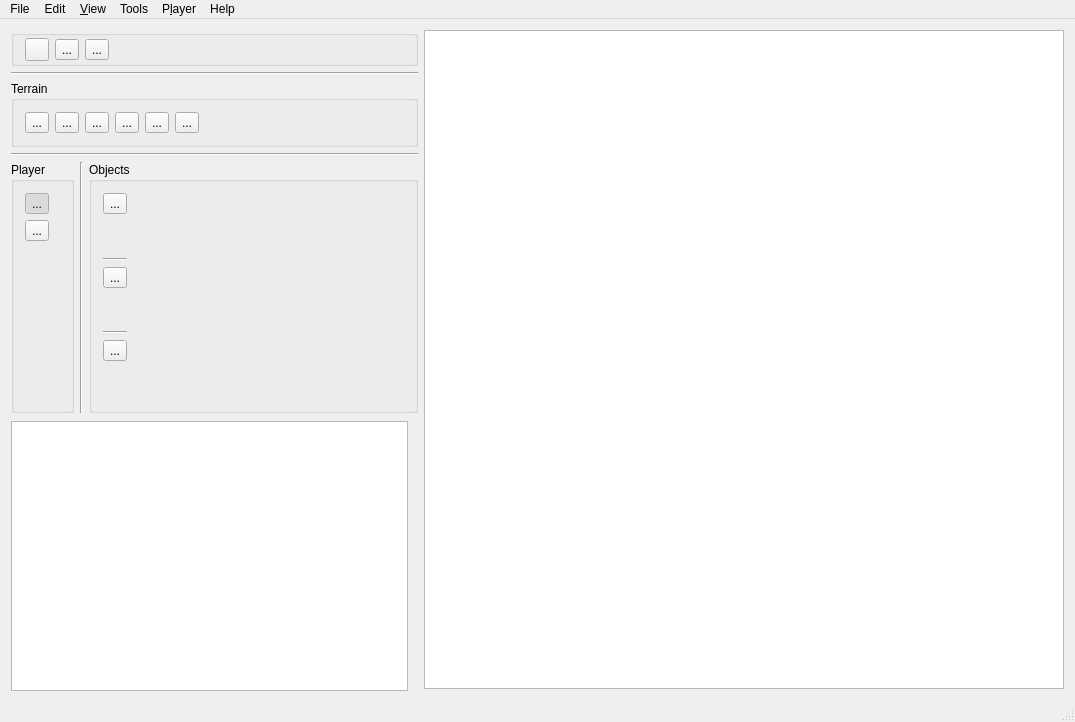
First picture: the form in MapEditor/mainwindow.ui, repository projectdelphai/ECS160_MapEditor, before the edit.
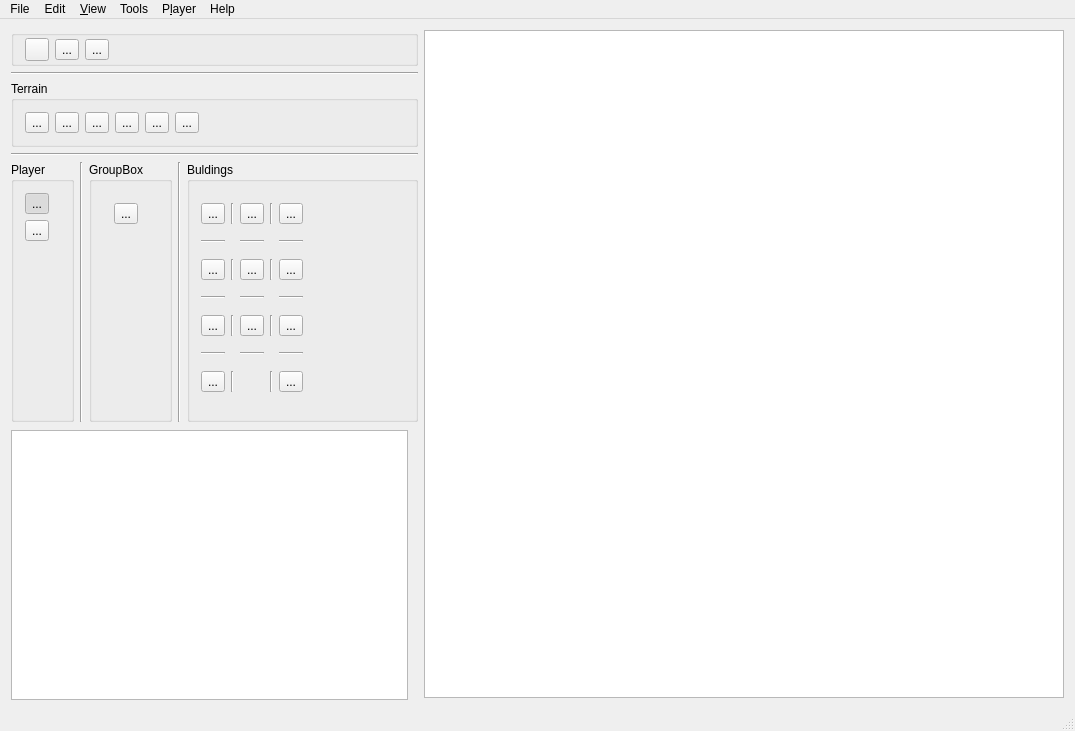
Second picture: the form after the edit. Icons and pictures are not drawn.

The edit to the form file:
```diff
--- a/MapEditor/mainwindow.ui
+++ b/MapEditor/mainwindow.ui
@@ -7,7 +7,7 @@
     <x>0</x>
     <y>0</y>
     <width>1075</width>
-    <height>722</height>
+    <height>731</height>
    </rect>
   </property>
   <property name="mouseTracking">
@@ -369,16 +369,137 @@
           </property>
          </widget>
         </item>
+        <item>
+         <layout class="QVBoxLayout" name="verticalLayout_2">
+          <item>
+           <widget class="QGroupBox" name="groupBox_4">
+            <property name="title">
+             <string>GroupBox</string>
+            </property>
+            <widget class="QWidget" name="gridLayoutWidget_3">
+             <property name="geometry">
+              <rect>
+               <x>10</x>
+               <y>30</y>
+               <width>55</width>
+               <height>53</height>
+              </rect>
+             </property>
+             <layout class="QGridLayout" name="gridLayout_3">
+              <item row="0" column="0">
+               <widget class="QToolButton" name="tool_peasant1">
+                <property name="text">
+                 <string>...</string>
+                </property>
+                <property name="icon">
+                 <iconset resource="icons.qrc">
+                  <normaloff>:/toolbar/icons/toolbar/tool_peasant.png</normaloff>:/toolbar/icons/toolbar/tool_peasant.png</iconset>
+                </property>
+                <property name="iconSize">
+                 <size>
+                  <width>46</width>
+                  <height>38</height>
+                 </size>
+                </property>
+                <property name="checkable">
+                 <bool>true</bool>
+                </property>
+                <property name="autoExclusive">
+                 <bool>true</bool>
+                </property>
+               </widget>
+              </item>
+              <item row="1" column="0">
+               <spacer name="verticalSpacer">
+                <property name="orientation">
+                 <enum>Qt::Vertical</enum>
+                </property>
+                <property name="sizeHint" stdset="0">
+                 <size>
+                  <width>20</width>
+                  <height>40</height>
+                 </size>
+                </property>
+               </spacer>
+              </item>
+             </layout>
+            </widget>
+           </widget>
+          </item>
+         </layout>
+        </item>
+        <item>
+         <widget class="Line" name="line_8">
+          <property name="orientation">
+           <enum>Qt::Vertical</enum>
+          </property>
+         </widget>
+        </item>
         <item>
          <layout class="QVBoxLayout" name="verticalLayout_4">
           <item>
            <widget class="QGroupBox" name="groupBox_2">
             <property name="title">
-             <string>Objects</string>
+             <string>Buldings</string>
             </property>
             <layout class="QGridLayout" name="gridLayout_5">
-             <item row="0" column="1">
-              <spacer name="horizontalSpacer">
+             <item row="1" column="4">
+              <layout class="QGridLayout" name="gridLayout_11">
+               <item row="0" column="0">
+                <widget class="QToolButton" name="tool_castle">
+                 <property name="text">
+                  <string>...</string>
+                 </property>
+                 <property name="icon">
+                  <iconset resource="icons.qrc">
+                   <normaloff>:/toolbar/icons/toolbar/tool_castle.png</normaloff>:/toolbar/icons/toolbar/tool_castle.png</iconset>
+                 </property>
+                 <property name="iconSize">
+                  <size>
+                   <width>46</width>
+                   <height>38</height>
+                  </size>
+                 </property>
+                 <property name="checkable">
+                  <bool>true</bool>
+                 </property>
+                 <property name="autoExclusive">
+                  <bool>true</bool>
+                 </property>
+                </widget>
+               </item>
+              </layout>
+             </item>
+             <item row="2" column="0">
+              <widget class="Line" name="line_5">
+               <property name="orientation">
+                <enum>Qt::Horizontal</enum>
+               </property>
+              </widget>
+             </item>
+             <item row="6" column="2">
+              <widget class="Line" name="line_14">
+               <property name="orientation">
+                <enum>Qt::Horizontal</enum>
+               </property>
+              </widget>
+             </item>
+             <item row="5" column="1">
+              <widget class="Line" name="line_11">
+               <property name="orientation">
+                <enum>Qt::Vertical</enum>
+               </property>
+              </widget>
+             </item>
+             <item row="7" column="1">
+              <widget class="Line" name="line_12">
+               <property name="orientation">
+                <enum>Qt::Vertical</enum>
+               </property>
+              </widget>
+             </item>
+             <item row="1" column="5">
+              <spacer name="horizontalSpacer_4">
                <property name="orientation">
                 <enum>Qt::Horizontal</enum>
                </property>
@@ -390,7 +511,28 @@
                </property>
               </spacer>
              </item>
-             <item row="4" column="0">
+             <item row="3" column="1">
+              <widget class="Line" name="line_9">
+               <property name="orientation">
+                <enum>Qt::Vertical</enum>
+               </property>
+              </widget>
+             </item>
+             <item row="4" column="2">
+              <widget class="Line" name="line_13">
+               <property name="orientation">
+                <enum>Qt::Horizontal</enum>
+               </property>
+              </widget>
+             </item>
+             <item row="2" column="2">
+              <widget class="Line" name="line_10">
+               <property name="orientation">
+                <enum>Qt::Horizontal</enum>
+               </property>
+              </widget>
+             </item>
+             <item row="3" column="0">
               <layout class="QGridLayout" name="gridLayout_7">
                <item row="0" column="0">
                 <widget class="QToolButton" name="tool_goldmine">
@@ -415,43 +557,31 @@
                  </property>
                 </widget>
                </item>
-               <item row="1" column="0">
-                <spacer name="verticalSpacer_4">
-                 <property name="orientation">
-                  <enum>Qt::Vertical</enum>
-                 </property>
-                 <property name="sizeHint" stdset="0">
-                  <size>
-                   <width>20</width>
-                   <height>40</height>
-                  </size>
-                 </property>
-                </spacer>
-               </item>
               </layout>
              </item>
-             <item row="1" column="0">
+             <item row="6" column="0">
+              <widget class="Line" name="line_7">
+               <property name="orientation">
+                <enum>Qt::Horizontal</enum>
+               </property>
+              </widget>
+             </item>
+             <item row="4" column="0">
+              <widget class="Line" name="line_6">
+               <property name="orientation">
+                <enum>Qt::Horizontal</enum>
+               </property>
+              </widget>
+             </item>
+             <item row="1" column="1">
               <widget class="Line" name="line_4">
                <property name="orientation">
-                <enum>Qt::Horizontal</enum>
+                <enum>Qt::Vertical</enum>
                </property>
               </widget>
              </item>
-             <item row="2" column="0">
+             <item row="1" column="0">
               <layout class="QGridLayout" name="gridLayout_4">
-               <item row="1" column="0">
-                <spacer name="verticalSpacer_3">
-                 <property name="orientation">
-                  <enum>Qt::Vertical</enum>
-                 </property>
-                 <property name="sizeHint" stdset="0">
-                  <size>
-                   <width>20</width>
-                   <height>40</height>
-                  </size>
-                 </property>
-                </spacer>
-               </item>
                <item row="0" column="0">
                 <widget class="QToolButton" name="tool_townhall1">
                  <property name="text">
@@ -477,10 +607,10 @@
                </item>
               </layout>
              </item>
-             <item row="0" column="0">
-              <layout class="QGridLayout" name="gridLayout_3">
+             <item row="5" column="0">
+              <layout class="QGridLayout" name="gridLayout">
                <item row="0" column="0">
-                <widget class="QToolButton" name="tool_peasant1">
+                <widget class="QToolButton" name="tool_lumbermill">
                  <property name="text">
                   <string>...</string>
                  </property>
@@ -502,28 +632,246 @@
                  </property>
                 </widget>
                </item>
-               <item row="1" column="0">
-                <spacer name="verticalSpacer">
-                 <property name="orientation">
-                  <enum>Qt::Vertical</enum>
+              </layout>
+             </item>
+             <item row="7" column="0">
+              <layout class="QGridLayout" name="gridLayout_2">
+               <item row="0" column="0">
+                <widget class="QToolButton" name="tool_barracks">
+                 <property name="text">
+                  <string>...</string>
                  </property>
-                 <property name="sizeHint" stdset="0">
+                 <property name="icon">
+                  <iconset resource="icons.qrc">
+                   <normaloff>:/toolbar/icons/toolbar/tool_barracks.png</normaloff>:/toolbar/icons/toolbar/tool_barracks.png</iconset>
+                 </property>
+                 <property name="iconSize">
                   <size>
-                   <width>20</width>
-                   <height>40</height>
+                   <width>46</width>
+                   <height>38</height>
                   </size>
                  </property>
-                </spacer>
+                 <property name="checkable">
+                  <bool>true</bool>
+                 </property>
+                 <property name="autoExclusive">
+                  <bool>true</bool>
+                 </property>
+                </widget>
                </item>
               </layout>
              </item>
-             <item row="3" column="0">
-              <widget class="Line" name="line_5">
+             <item row="1" column="2">
+              <layout class="QGridLayout" name="gridLayout_6">
+               <item row="0" column="0">
+                <widget class="QToolButton" name="tool_keep">
+                 <property name="text">
+                  <string>...</string>
+                 </property>
+                 <property name="icon">
+                  <iconset resource="icons.qrc">
+                   <normaloff>:/toolbar/icons/toolbar/tool_keep.png</normaloff>:/toolbar/icons/toolbar/tool_keep.png</iconset>
+                 </property>
+                 <property name="iconSize">
+                  <size>
+                   <width>46</width>
+                   <height>38</height>
+                  </size>
+                 </property>
+                 <property name="checkable">
+                  <bool>true</bool>
+                 </property>
+                 <property name="autoExclusive">
+                  <bool>true</bool>
+                 </property>
+                </widget>
+               </item>
+              </layout>
+             </item>
+             <item row="3" column="2">
+              <layout class="QGridLayout" name="gridLayout_8">
+               <item row="0" column="0">
+                <widget class="QToolButton" name="tool_blacksmith">
+                 <property name="text">
+                  <string>...</string>
+                 </property>
+                 <property name="icon">
+                  <iconset resource="icons.qrc">
+                   <normaloff>:/toolbar/icons/toolbar/tool_blacksmith.png</normaloff>:/toolbar/icons/toolbar/tool_blacksmith.png</iconset>
+                 </property>
+                 <property name="iconSize">
+                  <size>
+                   <width>46</width>
+                   <height>38</height>
+                  </size>
+                 </property>
+                 <property name="checkable">
+                  <bool>true</bool>
+                 </property>
+                 <property name="autoExclusive">
+                  <bool>true</bool>
+                 </property>
+                </widget>
+               </item>
+              </layout>
+             </item>
+             <item row="5" column="2">
+              <layout class="QGridLayout" name="gridLayout_9">
+               <item row="0" column="0">
+                <widget class="QToolButton" name="tool_farm">
+                 <property name="text">
+                  <string>...</string>
+                 </property>
+                 <property name="icon">
+                  <iconset resource="icons.qrc">
+                   <normaloff>:/toolbar/icons/toolbar/tool_farm.png</normaloff>:/toolbar/icons/toolbar/tool_farm.png</iconset>
+                 </property>
+                 <property name="iconSize">
+                  <size>
+                   <width>46</width>
+                   <height>38</height>
+                  </size>
+                 </property>
+                 <property name="checkable">
+                  <bool>true</bool>
+                 </property>
+                 <property name="autoExclusive">
+                  <bool>true</bool>
+                 </property>
+                </widget>
+               </item>
+              </layout>
+             </item>
+             <item row="1" column="3">
+              <widget class="Line" name="line_15">
                <property name="orientation">
+                <enum>Qt::Vertical</enum>
+               </property>
+              </widget>
+             </item>
+             <item row="2" column="4">
+              <widget class="Line" name="line_16">
+               <property name="orientation">
                 <enum>Qt::Horizontal</enum>
                </property>
               </widget>
              </item>
+             <item row="3" column="4">
+              <layout class="QGridLayout" name="gridLayout_12">
+               <item row="0" column="0">
+                <widget class="QToolButton" name="tool_cannontower">
+                 <property name="text">
+                  <string>...</string>
+                 </property>
+                 <property name="icon">
+                  <iconset resource="icons.qrc">
+                   <normaloff>:/toolbar/icons/toolbar/tool_cannontower.png</normaloff>:/toolbar/icons/toolbar/tool_cannontower.png</iconset>
+                 </property>
+                 <property name="iconSize">
+                  <size>
+                   <width>46</width>
+                   <height>38</height>
+                  </size>
+                 </property>
+                 <property name="checkable">
+                  <bool>true</bool>
+                 </property>
+                 <property name="autoExclusive">
+                  <bool>true</bool>
+                 </property>
+                </widget>
+               </item>
+              </layout>
+             </item>
+             <item row="3" column="3">
+              <widget class="Line" name="line_17">
+               <property name="orientation">
+                <enum>Qt::Vertical</enum>
+               </property>
+              </widget>
+             </item>
+             <item row="4" column="4">
+              <widget class="Line" name="line_18">
+               <property name="orientation">
+                <enum>Qt::Horizontal</enum>
+               </property>
+              </widget>
+             </item>
+             <item row="5" column="4">
+              <layout class="QGridLayout" name="gridLayout_13">
+               <item row="0" column="0">
+                <widget class="QToolButton" name="tool_guardtower">
+                 <property name="text">
+                  <string>...</string>
+                 </property>
+                 <property name="icon">
+                  <iconset resource="icons.qrc">
+                   <normaloff>:/toolbar/icons/toolbar/tool_guardtower.png</normaloff>:/toolbar/icons/toolbar/tool_guardtower.png</iconset>
+                 </property>
+                 <property name="iconSize">
+                  <size>
+                   <width>46</width>
+                   <height>38</height>
+                  </size>
+                 </property>
+                 <property name="checkable">
+                  <bool>true</bool>
+                 </property>
+                 <property name="autoExclusive">
+                  <bool>true</bool>
+                 </property>
+                </widget>
+               </item>
+              </layout>
+             </item>
+             <item row="5" column="3">
+              <widget class="Line" name="line_19">
+               <property name="orientation">
+                <enum>Qt::Vertical</enum>
+               </property>
+              </widget>
+             </item>
+             <item row="6" column="4">
+              <widget class="Line" name="line_20">
+               <property name="orientation">
+                <enum>Qt::Horizontal</enum>
+               </property>
+              </widget>
+             </item>
+             <item row="7" column="3">
+              <widget class="Line" name="line_21">
+               <property name="orientation">
+                <enum>Qt::Vertical</enum>
+               </property>
+              </widget>
+             </item>
+             <item row="7" column="4">
+              <layout class="QGridLayout" name="gridLayout_10">
+               <item row="0" column="0">
+                <widget class="QToolButton" name="tool_scouttower">
+                 <property name="text">
+                  <string>...</string>
+                 </property>
+                 <property name="icon">
+                  <iconset resource="icons.qrc">
+                   <normaloff>:/toolbar/icons/toolbar/tool_scouttower.png</normaloff>:/toolbar/icons/toolbar/tool_scouttower.png</iconset>
+                 </property>
+                 <property name="iconSize">
+                  <size>
+                   <width>46</width>
+                   <height>38</height>
+                  </size>
+                 </property>
+                 <property name="checkable">
+                  <bool>true</bool>
+                 </property>
+                 <property name="autoExclusive">
+                  <bool>true</bool>
+                 </property>
+                </widget>
+               </item>
+              </layout>
+             </item>
             </layout>
            </widget>
           </item>
```
Left out of the diff: 4 changed lines with no effect on the pictures.
